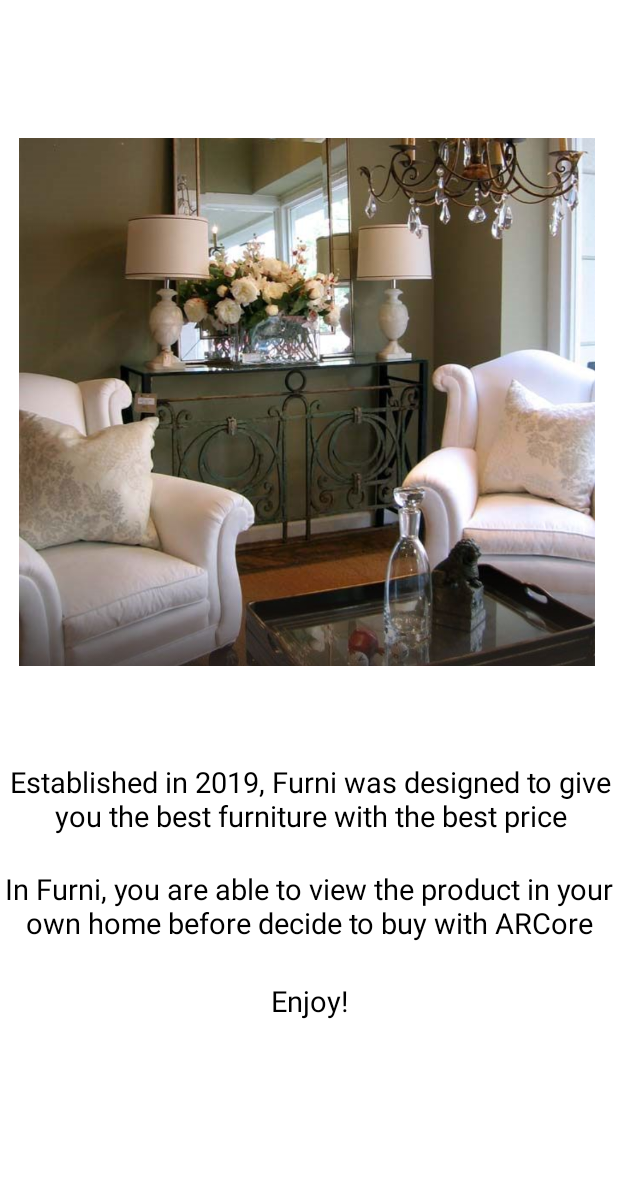
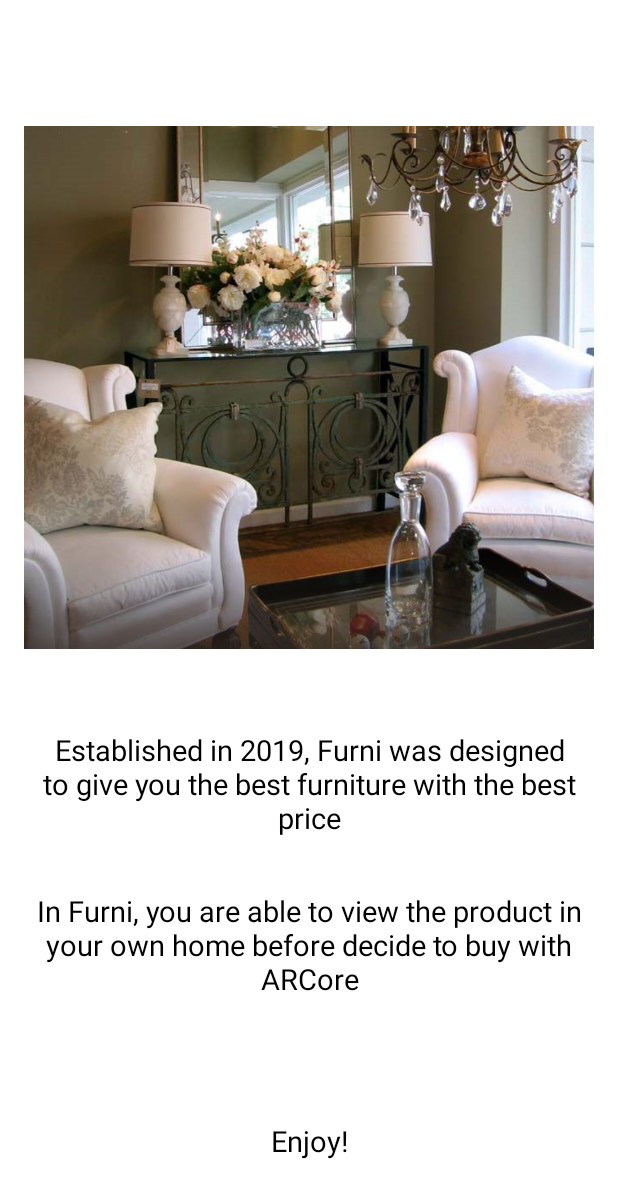
Before and after one commit to ptv1811/furni, an Android app: the layout fragment_about_us.xml on its own in the app's theme, with its tools: preview values and no code run, on a phone screen of 412 x 824 dp. Shown: the top 1198 px of the screen. Run offline under Robolectric (Android 15) with nearby library versions, the phone set to English and light mode, and no system bars.

Commit message:
Refactor AboutUs fragment

```diff
--- a/app/src/main/res/layout/fragment_about_us.xml
+++ b/app/src/main/res/layout/fragment_about_us.xml
@@ -1,59 +1,73 @@
 <?xml version="1.0" encoding="utf-8"?>
-<androidx.constraintlayout.widget.ConstraintLayout xmlns:android="http://schemas.android.com/apk/res/android"
-    xmlns:app="http://schemas.android.com/apk/res-auto"
-    xmlns:tools="http://schemas.android.com/tools"
-    android:layout_width="match_parent" android:layout_height="match_parent"
-    android:background="#fff">
 
-    <TextView
-        android:id="@+id/about_us"
-        android:layout_width="417dp"
-        android:layout_height="55dp"
-        android:gravity="center_horizontal"
-        android:text="Established in 2019, Furni was designed to give you the best furniture with the best price"
-        android:textColor="#000"
-        android:textSize="19dp"
-        app:layout_constraintEnd_toEndOf="parent"
-        app:layout_constraintStart_toStartOf="parent"
-        app:layout_constraintTop_toBottomOf="@+id/imageView4" />
+<layout xmlns:android="http://schemas.android.com/apk/res/android"
+    xmlns:app="http://schemas.android.com/apk/res-auto">
+
+    <RelativeLayout
+        android:layout_width="match_parent"
+        android:layout_height="match_parent">
+
+        <ProgressBar
+            android:id="@+id/pBar"
+            style="?android:attr/progressBarStyleLarge"
+            android:layout_width="wrap_content"
+            android:layout_height="wrap_content"
+            android:layout_centerHorizontal="true"
+            android:layout_centerVertical="true"
+            android:visibility="gone" />
+
+        <androidx.appcompat.widget.LinearLayoutCompat
+            android:layout_width="match_parent"
+            android:layout_height="match_parent"
+            android:background="#fff"
+            android:orientation="vertical"
+            android:weightSum="10">
 
             <ImageView
                 android:id="@+id/imageView4"
-        android:layout_width="416dp"
-        android:layout_height="480dp"
-        android:layout_marginTop="28dp"
+                android:layout_width="match_parent"
+                android:layout_height="0dp"
+                android:layout_marginTop="30dp"
+                android:layout_weight="6"
                 android:padding="16dp"
-        app:layout_constraintEnd_toEndOf="parent"
-        app:layout_constraintHorizontal_bias="1.0"
-        app:layout_constraintStart_toStartOf="parent"
-        app:layout_constraintTop_toTopOf="parent"
                 app:srcCompat="@drawable/hello" />
 
             <TextView
-        android:id="@+id/textView3"
-        android:layout_width="411dp"
-        android:layout_height="61dp"
+                android:id="@+id/title"
+                android:layout_width="match_parent"
+                android:layout_height="0dp"
+                android:layout_weight="1"
+                android:gravity="center_horizontal"
+                android:paddingStart="16dp"
+                android:paddingEnd="16dp"
+                android:text="Established in 2019, Furni was designed to give you the best furniture with the best price"
+                android:textColor="#000"
+                android:textSize="19sp" />
+
+            <TextView
+                android:id="@+id/content"
+                android:layout_width="match_parent"
+                android:layout_height="0dp"
                 android:layout_marginTop="16dp"
+                android:layout_weight="2"
                 android:gravity="center_horizontal"
+                android:paddingStart="16dp"
+                android:paddingTop="15dp"
+                android:paddingEnd="16dp"
                 android:text="In Furni, you are able to view the product in your own home before decide to buy with ARCore"
                 android:textColor="#000"
-        android:textSize="19dp"
-        app:layout_constraintEnd_toEndOf="parent"
-        app:layout_constraintStart_toStartOf="parent"
-        app:layout_constraintTop_toBottomOf="@+id/about_us" />
+                android:textSize="19sp" />
 
             <TextView
-        android:id="@+id/textView4"
-        android:layout_width="86dp"
-        android:layout_height="46dp"
-        android:layout_marginStart="162dp"
-        android:layout_marginTop="13dp"
-        android:layout_marginEnd="162dp"
+                android:id="@+id/enjoy"
+                android:layout_width="match_parent"
+                android:layout_height="0dp"
+                android:layout_marginTop="16dp"
+                android:layout_weight="1"
                 android:gravity="center_horizontal"
                 android:text="Enjoy!"
                 android:textColor="#000"
-        android:textSize="19dp"
-        app:layout_constraintEnd_toEndOf="parent"
-        app:layout_constraintStart_toStartOf="parent"
-        app:layout_constraintTop_toBottomOf="@+id/textView3" />
-</androidx.constraintlayout.widget.ConstraintLayout>
+                android:textSize="19sp" />
+        </androidx.appcompat.widget.LinearLayoutCompat>
+    </RelativeLayout>
+</layout>
```
Also changed, not shown: app/src/main/java/com/example/furni/data/aboutus/AboutUs.kt (added, +17 -0 lines), app/src/main/java/com/example/furni/ui/fragments/AboutUsFragment.java (deleted, +0 -21 lines), app/src/main/java/com/example/furni/ui/fragments/AboutUsFragment.kt (added, +63 -0 lines), app/src/main/java/com/example/furni/ui/fragments/StoreFragment.kt (+20 -1 lines), app/src/main/java/com/example/furni/viewmodel/HomeScreenViewModel.kt (+23 -1 lines), app/src/main/res/layout/fragment_store.xml (+14 -0 lines). Lines whose indentation alone changed are shown as unchanged.
